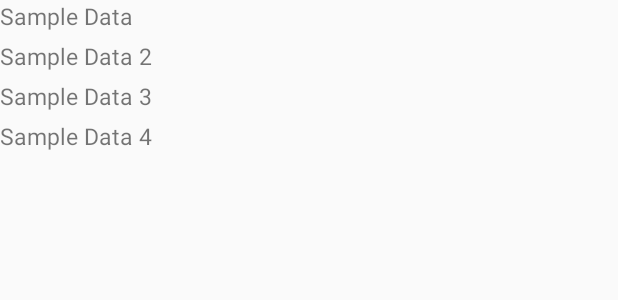
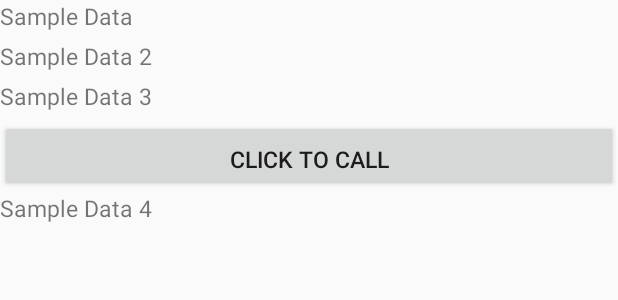
Before and after one commit to Nayemuzzaman/StudentRegistration, an Android app: the layout row_item.xml on its own in the app's theme, with its tools: preview values and no code run, on a phone screen of 412 x 824 dp. Shown: the top 300 px of the screen. Run offline under Robolectric (Android 15) with nearby library versions, the phone set to English and light mode, and no system bars.

Commit message:
for call function

```diff
--- a/app/src/main/AndroidManifest.xml
+++ b/app/src/main/AndroidManifest.xml
@@ -1,6 +1,8 @@
 <?xml version="1.0" encoding="utf-8"?>
 <manifest xmlns:android="http://schemas.android.com/apk/res/android"
     package="com.example.user.studentregistration">
+
+    <uses-permission android:name="android.permission.CALL_PHONE" />
 
     <application
         android:allowBackup="true"
@@ -12,11 +14,14 @@
             android:label="@string/app_name">
             <intent-filter>
                 <action android:name="android.intent.action.MAIN"/>
+
                 <category android:name="android.intent.category.LAUNCHER"/>
             </intent-filter>
 
         </activity>
+
         <activity android:name=".EnterDataActivity"/>
+
     </application>
 
 </manifest>
--- a/app/src/main/res/layout/row_item.xml
+++ b/app/src/main/res/layout/row_item.xml
@@ -24,6 +24,14 @@
         android:text="Sample Data 3"
         android:textSize="15sp"
         android:paddingBottom="5dp" />
+    <Button
+        android:id="@+id/call_button"
+        android:layout_width="match_parent"
+        android:layout_height="wrap_content"
+        android:onClick="phoneCall"
+        android:paddingBottom="5dp"
+        android:textSize="15sp"
+        android:text="Click To Call" />
 
     <TextView android:id="@+id/tv_person_address"
         android:layout_width="match_parent"
```
Also changed, not shown: app/src/main/java/com/example/user/studentregistration/EnterDataActivity.java (+16 -4 lines).
